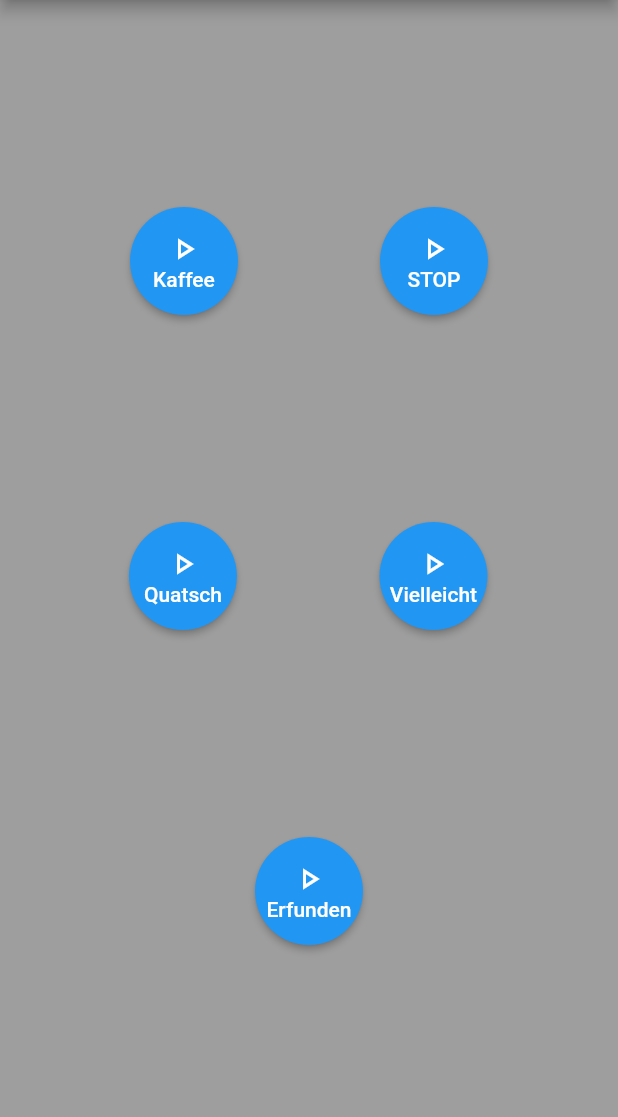
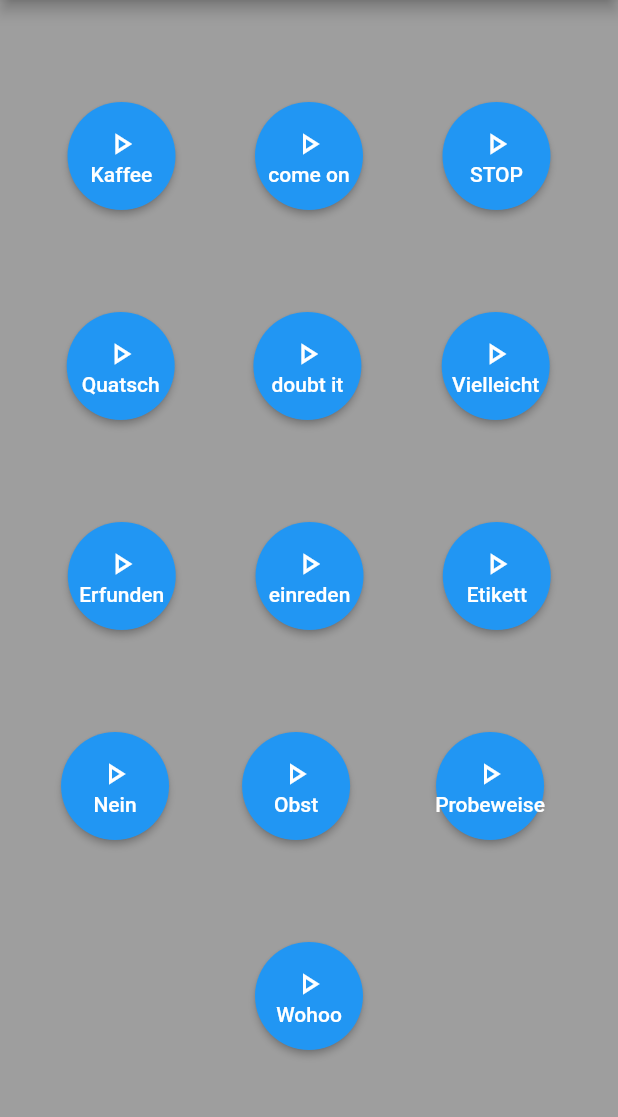
Before and after one commit to JManke91/Soundboard_Flutter, a Flutter app: the screen it shows after launch, on a phone screen of 412 x 824 dp, the part 84-1201 px from its top. Run offline on Flutter 3.47's test engine with Material 2 defaults, Android fonts, the phone set to English and light mode, and no system bars; our stand-ins replace audioplayers.

Commit message:
new sounds

```diff
--- a/lib/main.dart
+++ b/lib/main.dart
@@ -45,6 +45,39 @@ class Home extends StatelessWidget {
     _play('x_faktor_geschichte_frei_erfunden.mp3');
   }
 
+  void _comeOnButtonPressed() {
+    _play('come_on.mp3');
+  }
+
+  void _doubtItButtonPressed() {
+    _play('doubt_it.mp3');
+  }
+
+  void _einredenButtonPressed() {
+    _play('einreden.mp3');
+  }
+
+  void _etikettButtonPressed() {
+    _play('etikett.mp3');
+  }
+
+  void _neinButtonPressed() {
+    _play('nein.mp3');
+  }
+
+  void _obstButtonPressed() {
+    _play('obst.mp3');
+  }
+
+  void _probeweiseButtonPressed() {
+    _play('probeweise.mp3');
+  }
+
+  void _wohooButtonPressed() {
+    _play('wohoo.mp3');
+  }
+
+
   @override
   Widget build(BuildContext context) {
     return Scaffold(
@@ -78,6 +111,26 @@ class Home extends StatelessWidget {
                   padding: EdgeInsets.all(16),
                   shape: CircleBorder(),
                 ),
+
+                MaterialButton(
+                  onPressed: () {
+                    _comeOnButtonPressed();
+                  },
+                  color: Colors.blue,
+                  textColor: Colors.white,
+                  child: Column(
+                    children: [
+                      Icon(
+                        Icons.play_arrow_outlined,
+                        size: 24,
+                      ),
+                      Text('come on'),
+                    ],
+                  ),
+                  padding: EdgeInsets.all(16),
+                  shape: CircleBorder(),
+                ),
+
                 MaterialButton(
                   onPressed: () {
                     haltStopButtonPressed();
@@ -96,6 +149,7 @@ class Home extends StatelessWidget {
                   padding: EdgeInsets.all(16),
                   shape: CircleBorder(),
                 ),
+
               ],
             ),
             Row(
@@ -115,6 +169,25 @@ class Home extends StatelessWidget {
                         size: 24,
                       ),
                       Text('Quatsch'),
+                    ],
+                  ),
+                  padding: EdgeInsets.all(16),
+                  shape: CircleBorder(),
+                ),
+
+                MaterialButton(
+                  onPressed: () {
+                    _doubtItButtonPressed();
+                  },
+                  color: Colors.blue,
+                  textColor: Colors.white,
+                  child: Column(
+                    children: [
+                      Icon(
+                        Icons.play_arrow_outlined,
+                        size: 24,
+                      ),
+                      Text('doubt it'),
                     ],
                   ),
                   padding: EdgeInsets.all(16),
@@ -163,6 +236,132 @@ class Home extends StatelessWidget {
                   padding: EdgeInsets.all(16),
                   shape: CircleBorder(),
                 ),
+
+                MaterialButton(
+                  onPressed: () {
+                    _einredenButtonPressed();
+                  },
+                  color: Colors.blue,
+                  textColor: Colors.white,
+                  child: Column(
+                    children: [
+                      Icon(
+                        Icons.play_arrow_outlined,
+                        size: 24,
+                      ),
+                      Text('einreden'),
+                    ],
+                  ),
+                  padding: EdgeInsets.all(16),
+                  shape: CircleBorder(),
+                ),
+
+                MaterialButton(
+                  onPressed: () {
+                    _etikettButtonPressed();
+                  },
+                  color: Colors.blue,
+                  textColor: Colors.white,
+                  child: Column(
+                    children: [
+                      Icon(
+                        Icons.play_arrow_outlined,
+                        size: 24,
+                      ),
+                      Text('Etikett'),
+                    ],
+                  ),
+                  padding: EdgeInsets.all(16),
+                  shape: CircleBorder(),
+                ),
+              ],
+            ),
+
+            Row(
+              mainAxisAlignment: MainAxisAlignment.spaceEvenly,
+              crossAxisAlignment: CrossAxisAlignment.center,
+              children: [
+                MaterialButton(
+                  onPressed: () {
+                    _neinButtonPressed();
+                  },
+                  color: Colors.blue,
+                  textColor: Colors.white,
+                  child: Column(
+                    children: [
+                      Icon(
+                        Icons.play_arrow_outlined,
+                        size: 24,
+                      ),
+                      Text('Nein'),
+                    ],
+                  ),
+                  padding: EdgeInsets.all(16),
+                  shape: CircleBorder(),
+                ),
+
+                MaterialButton(
+                  onPressed: () {
+                    _obstButtonPressed();
+                  },
+                  color: Colors.blue,
+                  textColor: Colors.white,
+                  child: Column(
+                    children: [
+                      Icon(
+                        Icons.play_arrow_outlined,
+                        size: 24,
+                      ),
+                      Text('Obst'),
+                    ],
+                  ),
+                  padding: EdgeInsets.all(16),
+                  shape: CircleBorder(),
+                ),
+
+                MaterialButton(
+                  onPressed: () {
+                    _probeweiseButtonPressed();
+                  },
+                  color: Colors.blue,
+                  textColor: Colors.white,
+                  child: Column(
+                    children: [
+                      Icon(
+                        Icons.play_arrow_outlined,
+                        size: 24,
+                      ),
+                      Text('Probeweise'),
+                    ],
+                  ),
+                  padding: EdgeInsets.all(16),
+                  shape: CircleBorder(),
+                ),
+              ],
+            ),
+
+            Row(
+              mainAxisAlignment: MainAxisAlignment.spaceEvenly,
+              crossAxisAlignment: CrossAxisAlignment.center,
+              children: [
+                MaterialButton(
+                  onPressed: () {
+                    _wohooButtonPressed();
+                  },
+                  color: Colors.blue,
+                  textColor: Colors.white,
+                  child: Column(
+                    children: [
+                      Icon(
+                        Icons.play_arrow_outlined,
+                        size: 24,
+                      ),
+                      Text('Wohoo'),
+                    ],
+                  ),
+                  padding: EdgeInsets.all(16),
+                  shape: CircleBorder(),
+                ),
               ],
             )
           ],
```
Also changed, not shown: 8 other files.
